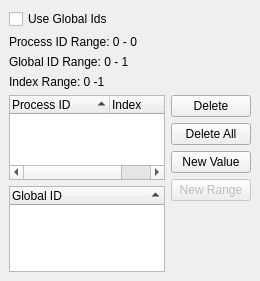
First picture: the form in Qt/Components/Resources/UI/pqExtractSelectionPanel.ui, repository wildmichael/ParaView3-enhancements-old, before the edit.
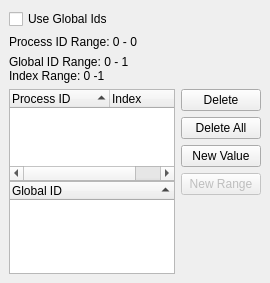
Second picture: the form after the edit.

Commit message: ENH: Extract selection filters now work (though still incomplete).

```diff
--- a/Qt/Components/Resources/UI/pqExtractSelectionPanel.ui
+++ b/Qt/Components/Resources/UI/pqExtractSelectionPanel.ui
@@ -5,8 +5,8 @@
    <rect>
     <x>0</x>
     <y>0</y>
-    <width>260</width>
-    <height>281</height>
+    <width>270</width>
+    <height>283</height>
    </rect>
   </property>
   <property name="windowTitle" >
@@ -19,28 +19,39 @@
    <property name="spacing" >
     <number>6</number>
    </property>
-   <item row="5" column="0" >
-    <widget class="QTreeWidget" name="GlobalIDs" >
-     <property name="alternatingRowColors" >
-      <bool>true</bool>
+   <item row="2" column="0" >
+    <layout class="QVBoxLayout" >
+     <property name="margin" >
+      <number>0</number>
      </property>
-     <property name="selectionMode" >
-      <enum>QAbstractItemView::ExtendedSelection</enum>
+     <property name="spacing" >
+      <number>0</number>
      </property>
-     <property name="rootIsDecorated" >
-      <bool>false</bool>
-     </property>
-     <property name="sortingEnabled" >
-      <bool>true</bool>
-     </property>
-     <column>
+     <item>
+      <widget class="QLabel" name="GlobalIDRange" >
+       <property name="text" >
+        <string>Global ID Range: 0 - 1</string>
+       </property>
+      </widget>
+     </item>
+     <item>
+      <widget class="QLabel" name="IndexRange" >
       <property name="text" >
-       <string>Global ID</string>
-      </property>
-     </column>
-    </widget>
-   </item>
-   <item row="4" column="0" >
+        <string>Index Range: 0 -1</string>
+       </property>
+      </widget>
+     </item>
+    </layout>
+   </item>
+   <item row="3" column="0" >
+    <layout class="QVBoxLayout" >
+     <property name="margin" >
+      <number>0</number>
+     </property>
+     <property name="spacing" >
+      <number>0</number>
+     </property>
+     <item>
     <widget class="QTreeWidget" name="Indices" >
      <property name="editTriggers" >
       <set>QAbstractItemView::DoubleClicked|QAbstractItemView::EditKeyPressed|QAbstractItemView::NoEditTriggers</set>
@@ -69,7 +80,44 @@
      </column>
     </widget>
    </item>
-   <item rowspan="2" row="4" column="1" >
+     <item>
+      <widget class="QTreeWidget" name="GlobalIDs" >
+       <property name="alternatingRowColors" >
+        <bool>true</bool>
+       </property>
+       <property name="selectionMode" >
+        <enum>QAbstractItemView::ExtendedSelection</enum>
+       </property>
+       <property name="rootIsDecorated" >
+        <bool>false</bool>
+       </property>
+       <property name="sortingEnabled" >
+        <bool>true</bool>
+       </property>
+       <column>
+        <property name="text" >
+         <string>Global ID</string>
+        </property>
+       </column>
+      </widget>
+     </item>
+    </layout>
+   </item>
+   <item row="0" column="0" >
+    <widget class="QCheckBox" name="UseGlobalIDs" >
+     <property name="text" >
+      <string>Use Global Ids</string>
+     </property>
+    </widget>
+   </item>
+   <item row="1" column="0" >
+    <widget class="QLabel" name="ProcessIDRange" >
+     <property name="text" >
+      <string>Process ID Range: 0 - 0</string>
+     </property>
+    </widget>
+   </item>
+   <item row="3" column="1" >
     <layout class="QVBoxLayout" >
      <property name="margin" >
       <number>0</number>
@@ -147,34 +195,6 @@
      </item>
     </layout>
    </item>
-   <item row="3" column="0" >
-    <widget class="QLabel" name="IndexRange" >
-     <property name="text" >
-      <string>Index Range: 0 -1</string>
-     </property>
-    </widget>
-   </item>
-   <item row="2" column="0" >
-    <widget class="QLabel" name="GlobalIDRange" >
-     <property name="text" >
-      <string>Global ID Range: 0 - 1</string>
-     </property>
-    </widget>
-   </item>
-   <item row="1" column="0" >
-    <widget class="QLabel" name="ProcessIDRange" >
-     <property name="text" >
-      <string>Process ID Range: 0 - 0</string>
-     </property>
-    </widget>
-   </item>
-   <item row="0" column="0" >
-    <widget class="QCheckBox" name="UseGlobalIDs" >
-     <property name="text" >
-      <string>Use Global Ids</string>
-     </property>
-    </widget>
-   </item>
   </layout>
  </widget>
  <resources/>
```
Left out of the diff: 2 changed lines with no effect on the pictures. Lines whose indentation alone changed are shown as unchanged. The commit also changes 3 other files.
